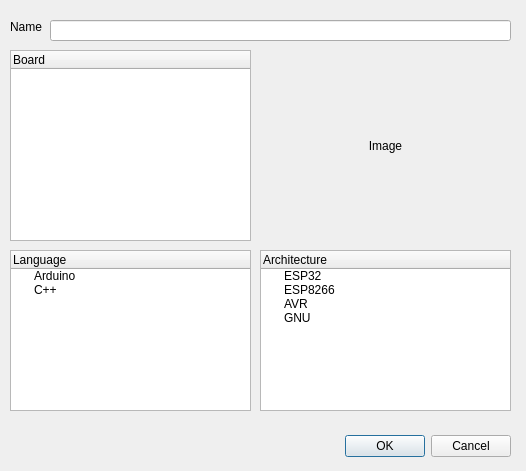
Before: the Qt Designer form src/newprojectdialog.ui in clixx-io/kayeiot, drawn with Qt 5.
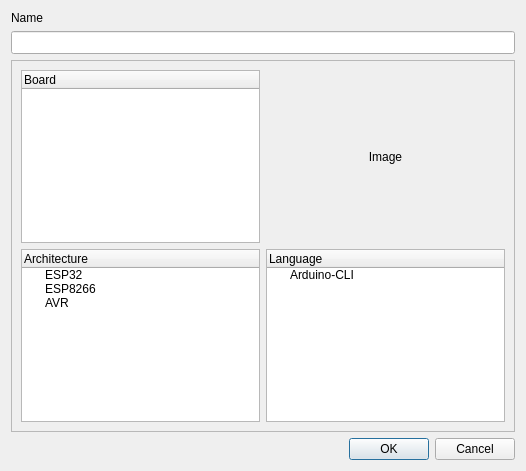
After: the same form once the commit is applied.

Commit message: Add New Project Functionality

Diff of the .ui file:
```diff
--- a/src/newprojectdialog.ui
+++ b/src/newprojectdialog.ui
@@ -13,144 +13,112 @@
   <property name="windowTitle">
    <string>Create new Project</string>
   </property>
-  <widget class="QDialogButtonBox" name="buttonBox">
-   <property name="geometry">
-    <rect>
-     <x>170</x>
-     <y>430</y>
-     <width>341</width>
-     <height>32</height>
-    </rect>
-   </property>
-   <property name="orientation">
-    <enum>Qt::Horizontal</enum>
-   </property>
-   <property name="standardButtons">
-    <set>QDialogButtonBox::Cancel|QDialogButtonBox::Ok</set>
-   </property>
-  </widget>
-  <widget class="QTreeWidget" name="treeWidget_Architecture">
-   <property name="geometry">
-    <rect>
-     <x>260</x>
-     <y>250</y>
-     <width>251</width>
-     <height>161</height>
-    </rect>
-   </property>
-   <column>
-    <property name="text">
-     <string>Architecture</string>
-    </property>
-   </column>
+  <layout class="QVBoxLayout" name="verticalLayout">
    <item>
-    <property name="text">
-     <string>ESP32</string>
-    </property>
+    <widget class="QLabel" name="label">
+     <property name="sizePolicy">
+      <sizepolicy hsizetype="Preferred" vsizetype="Fixed">
+       <horstretch>0</horstretch>
+       <verstretch>0</verstretch>
+      </sizepolicy>
+     </property>
+     <property name="text">
+      <string>Name</string>
+     </property>
+    </widget>
    </item>
    <item>
-    <property name="text">
-     <string>ESP8266</string>
-    </property>
+    <widget class="QLineEdit" name="projectName">
+     <property name="font">
+      <font>
+       <pointsize>10</pointsize>
+      </font>
+     </property>
+     <property name="clearButtonEnabled">
+      <bool>true</bool>
+     </property>
+    </widget>
    </item>
    <item>
-    <property name="text">
-     <string>AVR</string>
-    </property>
+    <widget class="QFrame" name="frame">
+     <property name="frameShape">
+      <enum>QFrame::StyledPanel</enum>
+     </property>
+     <property name="frameShadow">
+      <enum>QFrame::Raised</enum>
+     </property>
+     <layout class="QGridLayout" name="gridLayout">
+      <item row="0" column="0">
+       <widget class="QTreeWidget" name="treeWidget_boardName">
+        <column>
+         <property name="text">
+          <string>Board</string>
+         </property>
+        </column>
+       </widget>
+      </item>
+      <item row="0" column="1">
+       <widget class="QLabel" name="label_BoardImage">
+        <property name="text">
+         <string>Image</string>
+        </property>
+        <property name="alignment">
+         <set>Qt::AlignCenter</set>
+        </property>
+       </widget>
+      </item>
+      <item row="1" column="0">
+       <widget class="QTreeWidget" name="treeWidget_Architecture">
+        <column>
+         <property name="text">
+          <string>Architecture</string>
+         </property>
+        </column>
+        <item>
+         <property name="text">
+          <string>ESP32</string>
+         </property>
+        </item>
+        <item>
+         <property name="text">
+          <string>ESP8266</string>
+         </property>
+        </item>
+        <item>
+         <property name="text">
+          <string>AVR</string>
+         </property>
+        </item>
+       </widget>
+      </item>
+      <item row="1" column="1">
+       <widget class="QTreeWidget" name="treeWidget_Language">
+        <column>
+         <property name="text">
+          <string>Language</string>
+         </property>
+        </column>
+        <item>
+         <property name="text">
+          <string>Arduino-CLI</string>
+         </property>
+        </item>
+       </widget>
+      </item>
+     </layout>
+    </widget>
    </item>
    <item>
-    <property name="text">
-     <string>GNU</string>
-    </property>
+    <widget class="QDialogButtonBox" name="buttonBox">
+     <property name="orientation">
+      <enum>Qt::Horizontal</enum>
+     </property>
+     <property name="standardButtons">
+      <set>QDialogButtonBox::Cancel|QDialogButtonBox::Ok</set>
+     </property>
+    </widget>
    </item>
-  </widget>
-  <widget class="QTreeWidget" name="treeWidget_Language">
-   <property name="geometry">
-    <rect>
-     <x>10</x>
-     <y>250</y>
-     <width>241</width>
-     <height>161</height>
-    </rect>
-   </property>
-   <column>
-    <property name="text">
-     <string>Language</string>
-    </property>
-   </column>
-   <item>
-    <property name="text">
-     <string>Arduino</string>
-    </property>
-   </item>
-   <item>
-    <property name="text">
-     <string>C++</string>
-    </property>
-   </item>
-  </widget>
-  <widget class="QTreeWidget" name="treeWidget_boardName">
-   <property name="geometry">
-    <rect>
-     <x>10</x>
-     <y>50</y>
-     <width>241</width>
-     <height>191</height>
-    </rect>
-   </property>
-   <column>
-    <property name="text">
-     <string>Board</string>
-    </property>
-   </column>
-  </widget>
-  <widget class="QLineEdit" name="projectName">
-   <property name="geometry">
-    <rect>
-     <x>50</x>
-     <y>20</y>
-     <width>461</width>
-     <height>21</height>
-    </rect>
-   </property>
-   <property name="font">
-    <font>
-     <pointsize>10</pointsize>
-    </font>
-   </property>
-   <property name="clearButtonEnabled">
-    <bool>true</bool>
-   </property>
-  </widget>
-  <widget class="QLabel" name="label">
-   <property name="geometry">
-    <rect>
-     <x>10</x>
-     <y>20</y>
-     <width>47</width>
-     <height>13</height>
-    </rect>
-   </property>
-   <property name="text">
-    <string>Name</string>
-   </property>
-  </widget>
-  <widget class="QLabel" name="label_BoardImage">
-   <property name="geometry">
-    <rect>
-     <x>260</x>
-     <y>50</y>
-     <width>251</width>
-     <height>191</height>
-    </rect>
-   </property>
-   <property name="text">
-    <string>Image</string>
-   </property>
-   <property name="alignment">
-    <set>Qt::AlignCenter</set>
-   </property>
-  </widget>
+  </layout>
  </widget>
  <resources/>
  <connections>
```
The commit also changes 3 other files.
